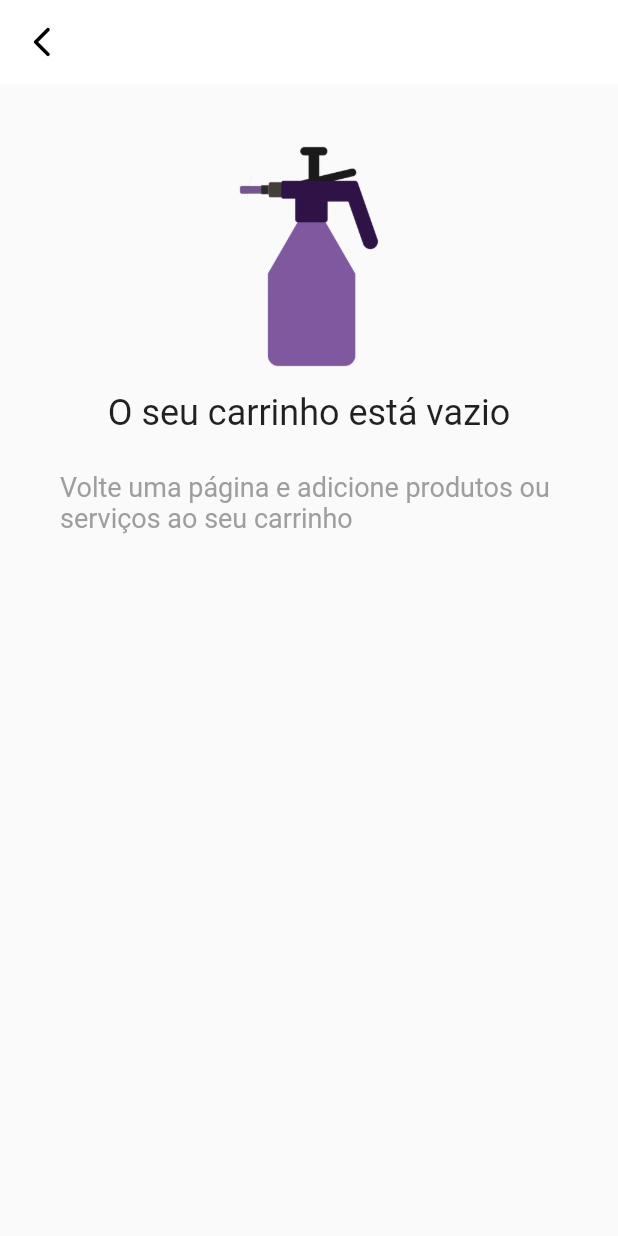
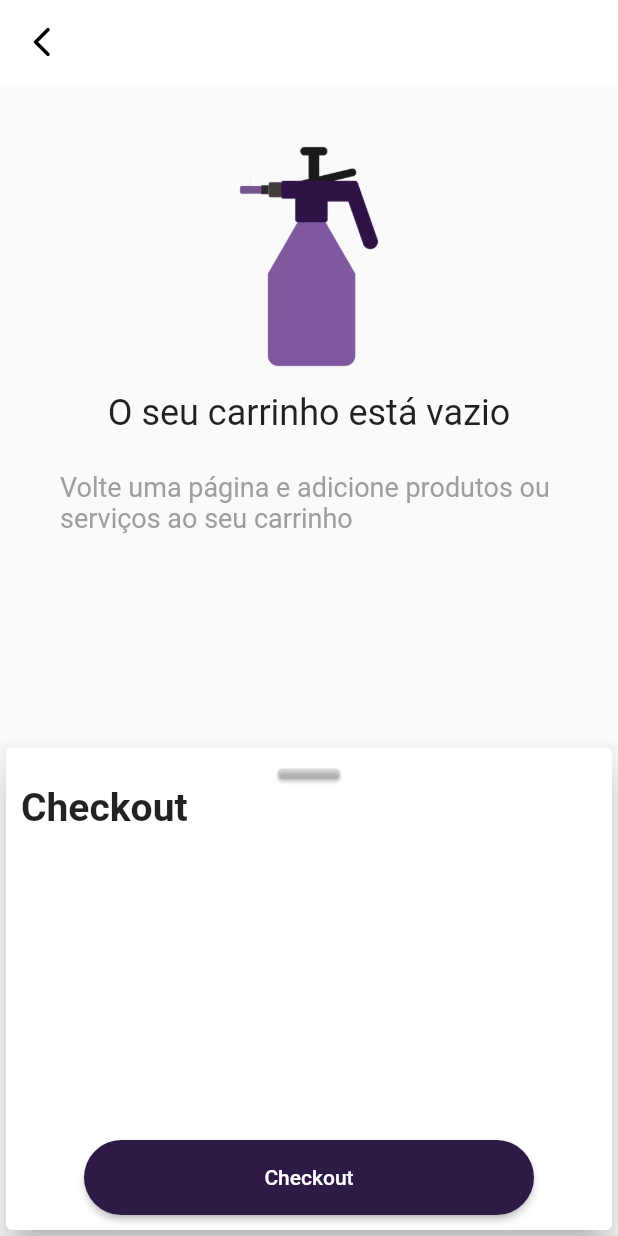
Before and after one commit to DiegoGuerra00/Comodiwash, a Flutter app: the ShoppingCartPage screen opened directly, on a phone screen of 412 x 824 dp. Run offline on Flutter 3.47's test engine with Material 2 defaults, Android fonts, the phone set to English and light mode, and no system bars; our stand-ins replace cloud_firestore, curved_navigation_bar, firebase_auth, firebase_core, flutter_rating_bar, flutter_slidable and 5 more; missing offline and left inert: quick_actions; accounts and stored records are empty.

Commit message:
Start of works on new layout of shopping cart page

```diff
--- a/lib/pages/store_pages/shopping_cart_page.dart
+++ b/lib/pages/store_pages/shopping_cart_page.dart
@@ -16,7 +16,8 @@ class _ShoppingCartPageState extends State<ShoppingCartPage> {
   late ShoppingCartRepository cartItems =
       Provider.of<ShoppingCartRepository>(context);
   double totalPrice = 0;
-  NumberFormat real = NumberFormat.currency(locale: 'pt_BR', name: 'R\$', decimalDigits: 0);
+  NumberFormat real =
+      NumberFormat.currency(locale: 'pt_BR', name: 'R\$', decimalDigits: 0);
 
   Widget buildEmptyListBody() {
     return Padding(
@@ -46,7 +47,7 @@ class _ShoppingCartPageState extends State<ShoppingCartPage> {
     );
   }
 
-  Widget buildItensList() {
+  Widget buildBody() {
     return Consumer<ShoppingCartRepository>(builder: (context, items, child) {
       return items.cartList.isEmpty
           ? buildEmptyListBody()
@@ -65,12 +66,15 @@ class _ShoppingCartPageState extends State<ShoppingCartPage> {
                         height: 75,
                       ),
                     ),
-                    Spacer(),
+                    SizedBox(
+                      width: MediaQuery.of(context).size.width * 0.03,
+                    ),
                     Column(
+                      crossAxisAlignment: CrossAxisAlignment.start,
                       children: [
                         Text(items.cartList[item].name,
                             style: TextStyle(
-                                fontWeight: FontWeight.bold, fontSize: 18)),
+                                fontWeight: FontWeight.bold, fontSize: 20)),
                         Text(real.format(items.cartList[item].price),
                             style: TextStyle(
                                 fontWeight: FontWeight.bold, fontSize: 18))
@@ -92,16 +96,59 @@ class _ShoppingCartPageState extends State<ShoppingCartPage> {
     });
   }
 
-  Widget buildPaymentList() {
-    return Text('Nenhum método de pagamento adicionado',
-        style: TextStyle(fontSize: 18, color: Colors.grey));
+  Widget checkoutCard() {
+    return Padding(
+      padding: const EdgeInsets.all(10.0),
+      child: Column(
+        children: [
+          Align(
+            alignment: Alignment.center,
+            child: SizedBox(
+                height: 15,
+                width: 50,
+                child: Card(
+                  color: Colors.grey.withOpacity(0.3),
+                )),
+          ),
+          Align(
+            alignment: Alignment.centerLeft,
+            child: Text(
+              'Checkout',
+              style: TextStyle(fontSize: 26, fontWeight: FontWeight.bold),
+            ),
+          ),
+          Spacer(),
+          checkoutButton()
+        ],
+      ),
+    );
+  }
+
+  Widget checkoutButton() {
+    return ElevatedButton(
+        onPressed: () {},
+        child: Text('Checkout'),
+        style: ElevatedButton.styleFrom(
+            shape: RoundedRectangleBorder(
+                borderRadius: BorderRadius.circular(100)),
+            primary: Color.fromRGBO(45, 26, 71, 1),
+            onPrimary: Colors.white,
+            minimumSize: Size(300, 50)));
   }
 
   @override
   Widget build(BuildContext context) {
     return Scaffold(
         appBar: GenericAppBar(title: '', useTitle: false),
-        body: buildItensList()
-        );
+        body: Column(
+          children: [
+            Expanded(child: buildBody()),
+            Container(
+              width: double.infinity,
+              height: MediaQuery.of(context).size.height * 0.4,
+              child: Card(elevation: 10, child: checkoutCard()),
+            ),
+          ],
+        ));
   }
 }
```
